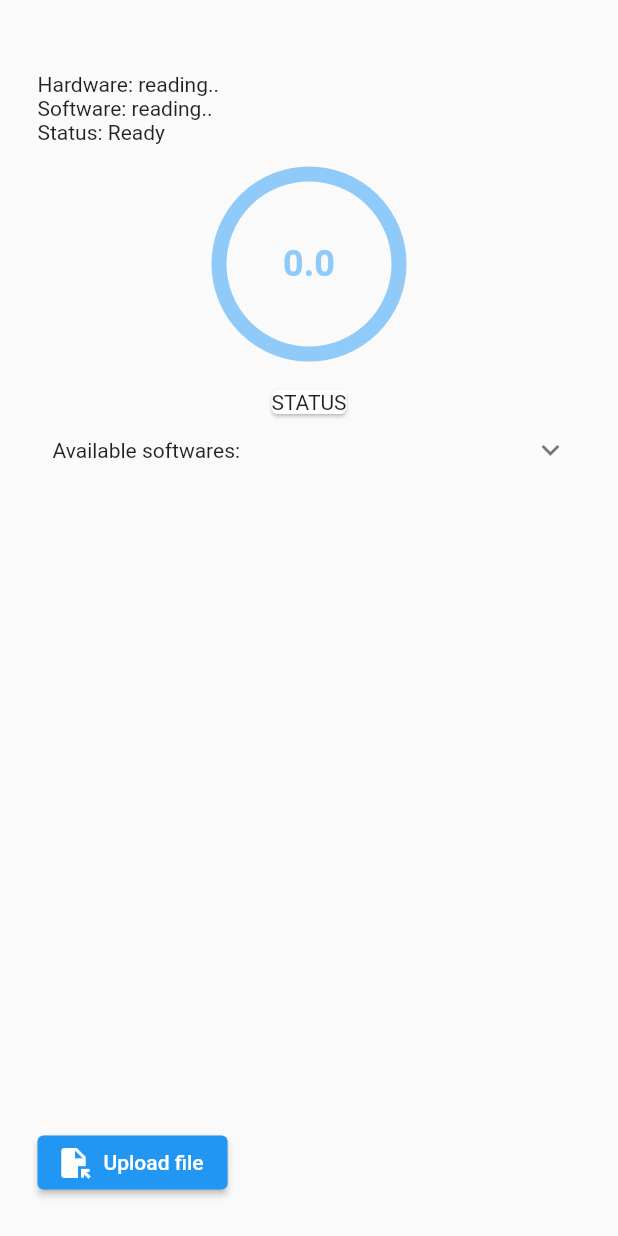
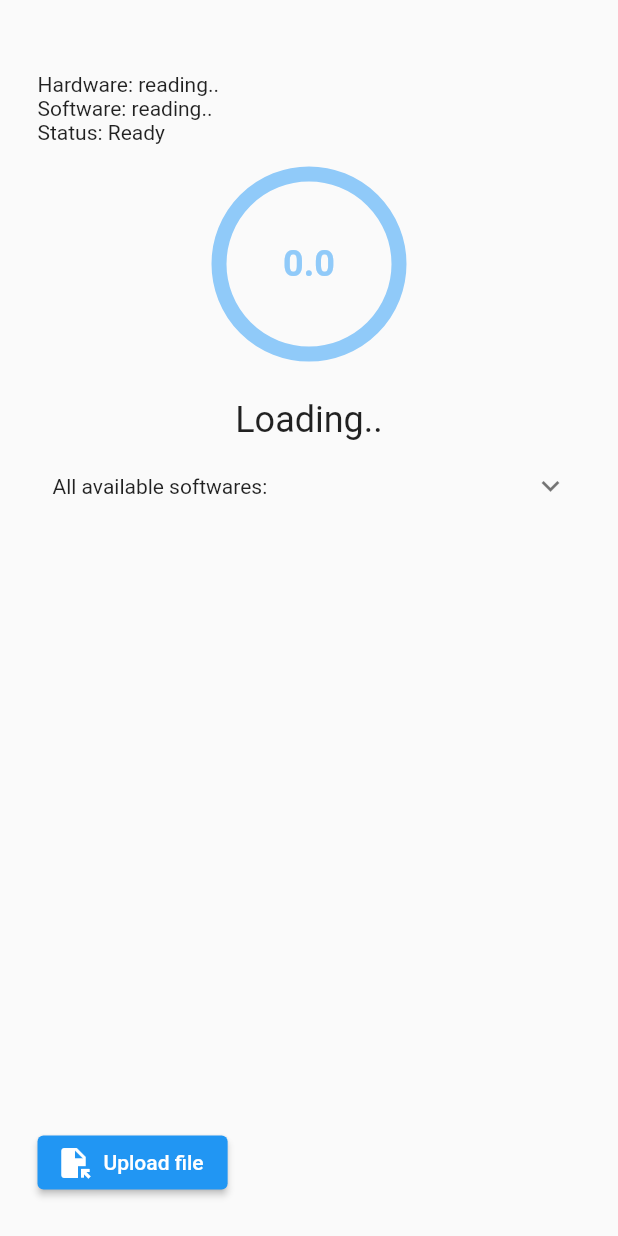
Before and after one commit to vovagorodok/ble_ota_app, a Flutter app: the UploadScreen screen opened directly with empty values, on a phone screen of 412 x 824 dp. Run offline on Flutter 3.47's test engine with Material 2 defaults, Android fonts, the light colour scheme and no system bars; drawn by our look-alikes of expandable; our stand-ins replace file_picker, permission_handler, wakelock; missing offline and left inert: flutter_reactive_ble.

Commit message:
Added status widget

```diff
--- a/lib/src/ui/upload_screen.dart
+++ b/lib/src/ui/upload_screen.dart
@@ -5,6 +5,7 @@ import 'package:ble_ota_app/src/ble/ble_info_reader.dart';
 import 'package:ble_ota_app/src/ble/ble_uploader.dart';
 import 'package:ble_ota_app/src/ble/ble_connector.dart';
 import 'package:ble_ota_app/src/core/net_info_reader.dart';
+import 'package:ble_ota_app/src/core/softwate_info.dart';
 import 'package:file_picker/file_picker.dart';
 import 'package:flutter/material.dart';
 import 'package:flutter_reactive_ble/flutter_reactive_ble.dart';
@@ -196,29 +197,64 @@ class UploadScreenState extends State<UploadScreen> {
     );
   }
 
+  Widget _buildSoftwareCard(SoftwareInfo sw) => Card(
+        child: ListTile(
+          leading: CircleAvatar(
+            radius: 28,
+            backgroundColor: Colors.grey,
+            backgroundImage: sw.icon != null ? NetworkImage(sw.icon!) : null,
+          ),
+          title: Text(sw.name),
+          subtitle: Text("v${sw.ver}"),
+        ),
+      );
+
   Widget _buildSoftwareList() => Column(
         children: [
           for (var sw in widget.netInfoReader.infoState.swInfoList)
-            Card(
-              child: ListTile(
-                leading: CircleAvatar(
-                  radius: 28,
-                  backgroundColor: Colors.grey,
-                  backgroundImage:
-                      sw.icon != null ? NetworkImage(sw.icon!) : null,
-                ),
-                title: Text("$sw"),
-                subtitle: const Text(""),
-              ),
-            )
+            _buildSoftwareCard(sw)
         ],
       );
 
-  Widget _buildSoftwareStatusCard() => const Card(child: Text("STATUS"));
+  Widget _buildStatusText(String text) {
+    return Padding(
+      padding: const EdgeInsets.all(10),
+      child: Text(text,
+          style: const TextStyle(
+            fontSize: 24,
+          )),
+    );
+  }
+
+  Widget _buildSoftwareStatus() {
+    final state = widget.netInfoReader.infoState;
+    if (!state.ready) {
+      return _buildStatusText("Loading..");
+    } else if (state.swInfoList.isEmpty) {
+      return _buildStatusText("No available softwares");
+    } else if (state.newest == null) {
+      return _buildStatusText("Newest software already installed");
+    } else {
+      return Column(
+        crossAxisAlignment: CrossAxisAlignment.start,
+        mainAxisAlignment: MainAxisAlignment.start,
+        children: [
+          const Padding(
+            padding: EdgeInsets.all(10),
+            child: Text(
+              "New software available:",
+              textAlign: TextAlign.left,
+            ),
+          ),
+          _buildSoftwareCard(state.newest!),
+        ],
+      );
+    }
+  }
 
   Widget _buildExpandedSoftwareList() => ExpandableNotifier(
         child: Column(children: [
-          _buildSoftwareStatusCard(),
+          _buildSoftwareStatus(),
           ScrollOnExpand(
             scrollOnExpand: true,
             scrollOnCollapse: false,
@@ -228,7 +264,7 @@ class UploadScreenState extends State<UploadScreen> {
               ),
               header: const Padding(
                 padding: EdgeInsets.all(10),
-                child: Text("Available softwares: "),
+                child: Text("All available softwares: "),
               ),
               collapsed: const SizedBox(),
               expanded: _buildSoftwareList(),
```
